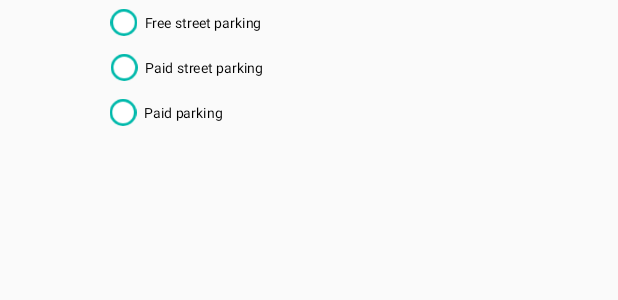
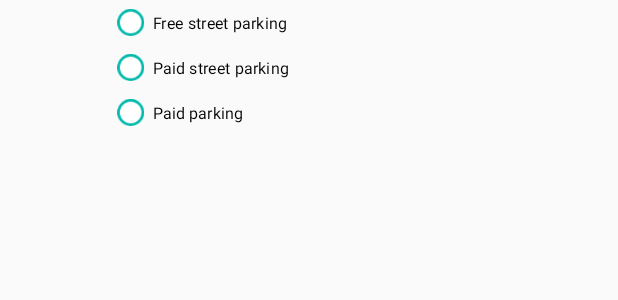
Before and after one commit to Gowdham88/Parking_Android, an Android app: the layout list_item_parking_type.xml on its own in the app's theme, with its tools: preview values and no code run, on a phone screen of 412 x 824 dp. Shown: the top 300 px of the screen. Run offline under Robolectric (Android 15) with nearby library versions, the phone set to English and light mode, and no system bars.

Commit message:
Drawer image update issues and filter UI fixes

```diff
--- a/app/src/debug/res/values/google_maps_api.xml
+++ b/app/src/debug/res/values/google_maps_api.xml
@@ -20,7 +20,7 @@
     Once you have your key (it starts with "AIza"), replace the "google_maps_key"
     string in this file.
     -->
-    <string name="google_maps_key" templateMergeStrategy="preserve" translatable="false">AIzaSyCy2by09ttSxyAhv-9FE5b_ASECaChzU08</string>
+    <string name="google_maps_key" templateMergeStrategy="preserve" translatable="false">AIzaSyCm4-k-psOr3fAmlP0tC4i598aCQopmjoA</string>
     <!--AIzaSyCy2by09ttSxyAhv-9FE5b_ASECaChzU08-->
     <!--AIzaSyCsmEae3SidD5e6-jwwPOpPXOfNnPnwCmQ-->
     <!--AIzaSyDytCl7ZsDxnOfoEvB1TUjKkZagCiRzaT8-->
--- a/app/src/main/res/drawable/custom_radio_box.xml
+++ b/app/src/main/res/drawable/custom_radio_box.xml
@@ -1,5 +1,5 @@
 <?xml version="1.0" encoding="utf-8"?>
 <selector  xmlns:android="http://schemas.android.com/apk/res/android">
-    <item android:drawable="@drawable/filter_selected" android:state_checked="true"/>
+    <item android:drawable="@drawable/filter_selected" android:state_checked="true" />
     <item android:drawable="@drawable/filter_unselected" android:state_checked="false"/>
 </selector>
--- a/app/src/main/res/layout/list_item_parking_type.xml
+++ b/app/src/main/res/layout/list_item_parking_type.xml
@@ -10,38 +10,36 @@
     <RadioGroup
         android:layout_width="wrap_content"
         android:layout_height="wrap_content"
-        android:layout_below="@+id/imageView"
         android:id="@+id/radio_group">
         <RadioButton
-            android:layout_width="wrap_content"
+            android:layout_width="match_parent"
             android:layout_height="wrap_content"
             android:id="@+id/rb1"
             android:button="@drawable/custom_radio_box"
             android:scaleX="0.6"
             android:scaleY="0.6"
             android:text="  Free street parking"
-            android:textSize="15sp"
+            android:textSize="18sp"
             />
         <RadioButton
-            android:layout_width="wrap_content"
+            android:layout_width="match_parent"
             android:layout_height="wrap_content"
             android:id="@+id/rb2"
             android:scaleX="0.6"
             android:scaleY="0.6"
             android:button="@drawable/custom_radio_box"
             android:text="  Paid street parking"
-            android:textSize="15sp"
+            android:textSize="18sp"
             />
         <RadioButton
-            android:layout_width="wrap_content"
+            android:layout_width="match_parent"
             android:layout_height="wrap_content"
             android:id="@+id/rb3"
             android:scaleX="0.6"
             android:scaleY="0.6"
             android:button="@drawable/custom_radio_box"
             android:text="  Paid parking"
-            android:layout_marginLeft="8dp"
-            android:textSize="15sp"
+            android:textSize="18sp"
             />
     </RadioGroup>
 
```
Also changed, not shown: app/src/main/java/com/polsec/pyrky/activity/ViewImage/ViewImageActivity.java (+5 -5 lines), app/src/main/java/com/polsec/pyrky/fragment/ProfileFragment.java (+5 -3 lines), app/src/main/res/layout/list_item_car_category.xml (+11 -16 lines).
